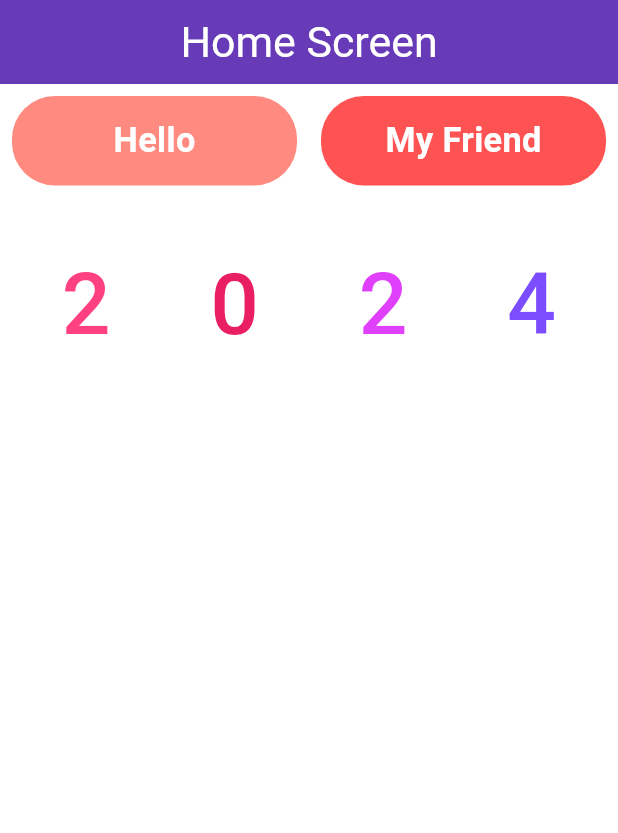
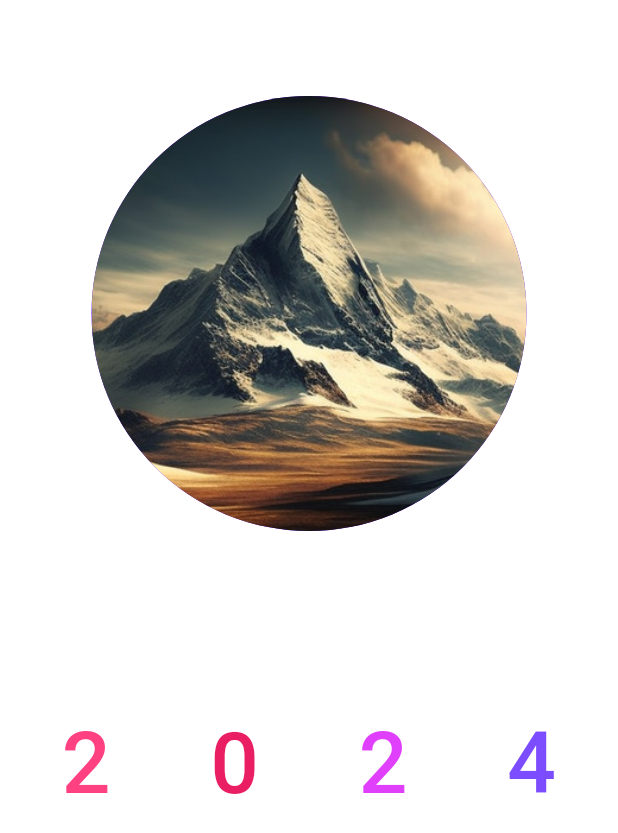
Before and after one commit to rafiul9040devapp/Flexing-UI, a Flutter app: the screen it shows after launch, on a phone screen of 412 x 824 dp. Shown: the top 833 px of the screen. Run offline on Flutter 3.47's test engine with Material 3 defaults, Android fonts, the phone set to English and light mode, and no system bars; our stand-ins replace flutter_screenutil, get.

Commit message:
making rounded image components

```diff
--- a/lib/components/greeting.dart
+++ b/lib/components/greeting.dart
@@ -15,8 +15,8 @@ class Greeting extends StatelessWidget {
             child: Container(
               height: 50.h,
               decoration: BoxDecoration(
-                color: Colors.redAccent.shade100,
-                borderRadius: BorderRadius.circular(25.r),
+                color: Colors.white24,
+                borderRadius: BorderRadius.circular(15.r),
               ),
               child: Center(
                 child: Text(
@@ -36,8 +36,8 @@ class Greeting extends StatelessWidget {
             child: Container(
               height: 50.h,
               decoration: BoxDecoration(
-                color: Colors.redAccent.shade200,
-                borderRadius: BorderRadius.circular(25.r),
+                color: Colors.white24,
+                borderRadius: BorderRadius.circular(15.r),
               ),
               child: Center(
                 child: Text(
--- /dev/null
+++ b/lib/components/rounded_image.dart
@@ -0,0 +1,23 @@
+import 'package:flutter/material.dart';
+import 'package:flutter_screenutil/flutter_screenutil.dart';
+
+class RoundedImage extends StatelessWidget {
+  final String imageLink;
+  final double? innerRadius;
+  final double? outerRadius;
+
+  const RoundedImage(
+      {super.key, required this.imageLink, this.innerRadius, this.outerRadius});
+
+  @override
+  Widget build(BuildContext context) {
+    return CircleAvatar(
+      backgroundColor: Colors.white10,
+      radius: innerRadius ?? 95.r,
+      child: CircleAvatar(
+        backgroundImage: AssetImage(imageLink),
+        radius: outerRadius ?? 90.r,
+      ),
+    );
+  }
+}
--- a/lib/main.dart
+++ b/lib/main.dart
@@ -23,9 +23,9 @@ class MyApp extends StatelessWidget {
           title: 'Design Testing',
           theme: ThemeData(
             useMaterial3: true,
-            appBarTheme: const AppBarTheme(backgroundColor: Colors.deepPurple),
+            appBarTheme: const AppBarTheme(backgroundColor: Colors.white24),
             colorScheme: const ColorScheme.light(
-                background: Colors.lightBlueAccent ,
+                background: Colors.white24 ,
                 onPrimary: Colors.purple)
           ),
           home: child,
--- a/lib/screens/home_screen.dart
+++ b/lib/screens/home_screen.dart
@@ -1,4 +1,5 @@
 import 'package:flexing/components/greeting.dart';
+import 'package:flexing/components/rounded_image.dart';
 import 'package:flexing/components/year.dart';
 import 'package:flutter/material.dart';
 import 'package:flutter_screenutil/flutter_screenutil.dart';
@@ -16,13 +17,15 @@ class HomeScreen extends StatelessWidget {
         ),
         centerTitle: true,
       ),
-      body: const SafeArea(
-        child: Column(
-          children: [
-            Greeting(),
-           Year()
-          ],
-        ),
+      body: Column(
+        children: [
+          Padding(
+            padding: const EdgeInsets.all(8.0),
+            child: RoundedImage(imageLink: 'assets/images/mountain.jpg', outerRadius: 150, innerRadius: 145,),
+          ),
+          Greeting(),
+          Year(),
+        ],
       ),
     );
   }
--- a/pubspec.yaml
+++ b/pubspec.yaml
@@ -61,8 +61,8 @@ flutter:
   uses-material-design: true
 
   # To add assets to your application, add an assets section, like this:
-  # assets:
-  #   - images/a_dot_burr.jpeg
+  assets:
+    - assets/images/
   #   - images/a_dot_ham.jpeg
 
   # An image asset can refer to one or more resolution-specific "variants", see
```
Also changed, not shown: assets/images/mountain.jpg (added).
